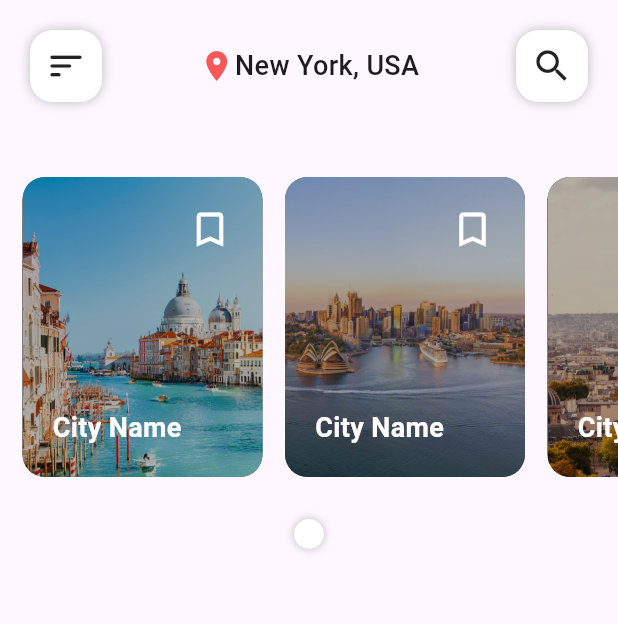
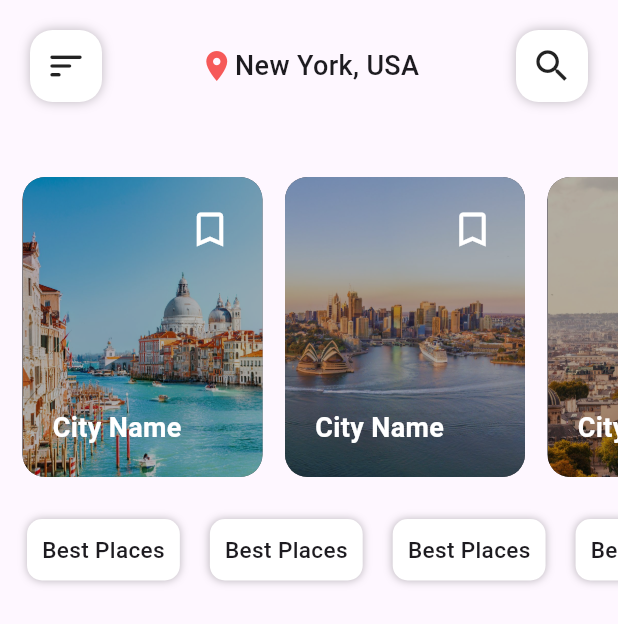
Before and after one commit to RusdyZain/TravelAppsFlutter, a Flutter app: the HomePage screen opened directly, on a phone screen of 412 x 824 dp. Shown: the top 624 px of the screen. Run offline on Flutter 3.47's test engine with Material 3 defaults, Android fonts, the phone set to English and light mode, and no system bars.

Commit message:
Push Home Screen

```diff
--- a/travelappsflutter/lib/pages/home_screen.dart
+++ b/travelappsflutter/lib/pages/home_screen.dart
@@ -86,6 +86,7 @@ class _HomePageState extends State<HomePage> {
                   padding: const EdgeInsets.all(8),
                   child: Row(
                     children: [
+                      for (int i = 0; i < 6; i++)
                         Container(
                           margin: const EdgeInsets.symmetric(horizontal: 10),
                           padding: const EdgeInsets.all(10),
@@ -99,6 +100,13 @@ class _HomePageState extends State<HomePage> {
                               )
                             ],
                           ),
+                          child: const Text(
+                            "Best Places",
+                            style: TextStyle(
+                              fontSize: 15,
+                              fontWeight: FontWeight.w500,
+                            ),
+                          ),
                         )
                     ],
                   ),
```
Lines whose indentation alone changed are shown as unchanged.
